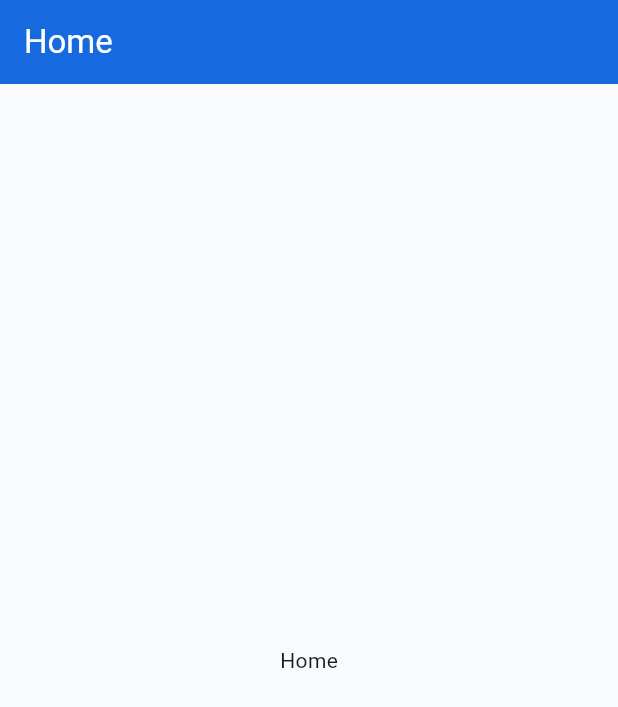
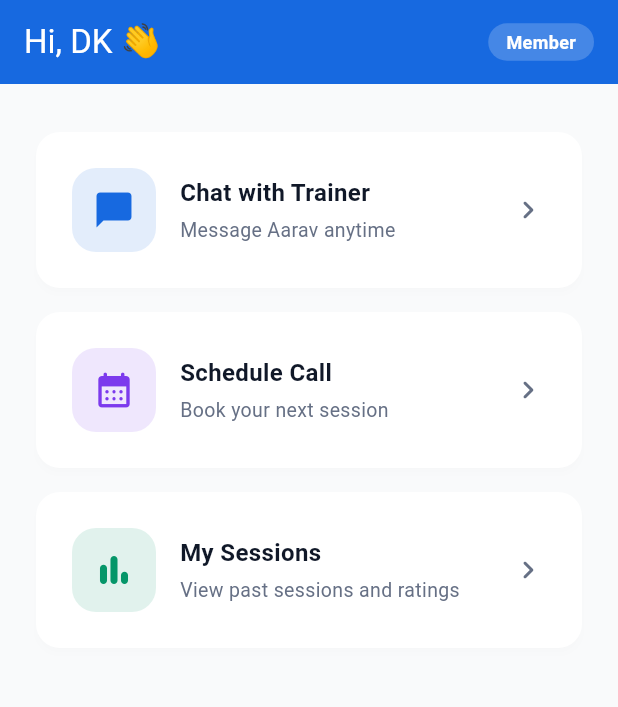
Before and after one commit to utgupta27/wtf_flutter_test, a Flutter app: the screen it shows after launch, after a tap on "Skip", on a phone screen of 412 x 824 dp. Shown: the top 707 px of the screen. Run offline on Flutter 3.47's test engine with Material 3 defaults, Android fonts, the phone set to English and light mode, and no system bars; our stand-ins replace equatable, flutter_riverpod, go_router, hive_flutter; accounts and stored records are empty; generated files the repository leaves out were written again.

Commit message:
feat(guru): add home screen with 3 action cards
- HomeScreen: role-badged AppBar + 3 tappable HomeActionCard widgets
- Cards: Chat with Trainer → /chat, Schedule Call → /schedule, My Sessions → /sessions
- Each card: coloured icon container, title, subtitle, chevron, ink ripple
- Router /home wired to real HomeScreen (placeholder removed)
- 7 widget tests, all passing; flutter analyze → 0 issues
- Closes #4

Co-Authored-By: Claude Sonnet 4.6 <noreply@anthropic.com>

```diff
--- /dev/null
+++ b/guru_app/lib/features/home/home_screen.dart
@@ -0,0 +1,137 @@
+import 'package:flutter/material.dart';
+import 'package:go_router/go_router.dart';
+
+import 'package:guru_app/core/theme/app_theme.dart';
+
+class HomeScreen extends StatelessWidget {
+  const HomeScreen({super.key});
+
+  @override
+  Widget build(BuildContext context) {
+    return Scaffold(
+      backgroundColor: AppColors.surface,
+      appBar: AppBar(
+        title: const Text('Hi, DK 👋'),
+        actions: [
+          Container(
+            margin: const EdgeInsets.only(right: 16),
+            padding: const EdgeInsets.symmetric(horizontal: 12, vertical: 4),
+            decoration: BoxDecoration(
+              color: Colors.white.withValues(alpha: 0.2),
+              borderRadius: BorderRadius.circular(20),
+            ),
+            child: const Text(
+              'Member',
+              style: TextStyle(
+                color: Colors.white,
+                fontSize: 12,
+                fontWeight: FontWeight.w600,
+              ),
+            ),
+          ),
+        ],
+      ),
+      body: ListView(
+        padding: const EdgeInsets.all(24),
+        children: const [
+          SizedBox(height: 8),
+          HomeActionCard(
+            icon: Icons.chat_bubble_rounded,
+            title: 'Chat with Trainer',
+            subtitle: 'Message Aarav anytime',
+            route: '/chat',
+            color: Color(0xFF1769E0),
+          ),
+          SizedBox(height: 16),
+          HomeActionCard(
+            icon: Icons.calendar_month_rounded,
+            title: 'Schedule Call',
+            subtitle: 'Book your next session',
+            route: '/schedule',
+            color: Color(0xFF7C3AED),
+          ),
+          SizedBox(height: 16),
+          HomeActionCard(
+            icon: Icons.bar_chart_rounded,
+            title: 'My Sessions',
+            subtitle: 'View past sessions and ratings',
+            route: '/sessions',
+            color: Color(0xFF059669),
+          ),
+        ],
+      ),
+    );
+  }
+}
+
+class HomeActionCard extends StatelessWidget {
+  const HomeActionCard({
+    super.key,
+    required this.icon,
+    required this.title,
+    required this.subtitle,
+    required this.route,
+    required this.color,
+  });
+
+  final IconData icon;
+  final String title;
+  final String subtitle;
+  final String route;
+  final Color color;
+
+  @override
+  Widget build(BuildContext context) {
+    return Material(
+      color: Colors.white,
+      borderRadius: BorderRadius.circular(16),
+      elevation: 2,
+      shadowColor: Colors.black.withValues(alpha: 0.06),
+      child: InkWell(
+        borderRadius: BorderRadius.circular(16),
+        onTap: () => context.go(route),
+        child: Padding(
+          padding: const EdgeInsets.all(24),
+          child: Row(
+            children: [
+              Container(
+                width: 56,
+                height: 56,
+                decoration: BoxDecoration(
+                  color: color.withValues(alpha: 0.12),
+                  borderRadius: BorderRadius.circular(16),
+                ),
+                child: Icon(icon, color: color, size: 28),
+              ),
+              const SizedBox(width: 16),
+              Expanded(
+                child: Column(
+                  crossAxisAlignment: CrossAxisAlignment.start,
+                  children: [
+                    Text(
+                      title,
+                      style: const TextStyle(
+                        fontSize: 16,
+                        fontWeight: FontWeight.w600,
+                        color: AppColors.onSurface,
+                      ),
+                    ),
+                    const SizedBox(height: 4),
+                    Text(
+                      subtitle,
+                      style: const TextStyle(
+                        fontSize: 13,
+                        color: AppColors.subtle,
+                      ),
+                    ),
+                  ],
+                ),
+              ),
+              const Icon(Icons.chevron_right_rounded, color: AppColors.subtle),
+            ],
+          ),
+        ),
+      ),
+    );
+  }
+}
--- a/guru_app/lib/router/app_router.dart
+++ b/guru_app/lib/router/app_router.dart
@@ -5,6 +5,7 @@ import 'package:hive_flutter/hive_flutter.dart';
 
 import 'package:guru_app/core/constants.dart';
 import 'package:guru_app/features/auth/auth_provider.dart';
+import 'package:guru_app/features/home/home_screen.dart';
 import 'package:guru_app/features/onboarding/onboarding_screen.dart';
 
 class _PlaceholderScreen extends StatelessWidget {
@@ -56,7 +57,7 @@ final routerProvider = Provider<GoRouter>((ref) {
       ),
       GoRoute(
         path: '/home',
-        builder: (context, state) => const _PlaceholderScreen('Home'),
+        builder: (context, state) => const HomeScreen(),
       ),
       GoRoute(
         path: '/chat',
```
Also changed, not shown: 3 other files.
